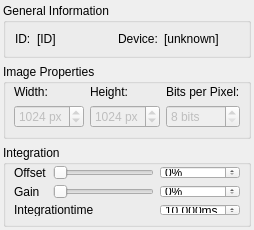
The window that MSMediaFoundation/dockWidgetMSMediaFoundation.ui (itom-project/plugins) describes before a commit, drawn with Qt 5.
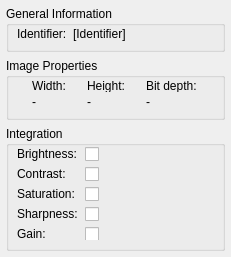
The same window after the commit. Custom widgets are drawn as their Qt base class.

Patch:
```diff
--- a/MSMediaFoundation/dockWidgetMSMediaFoundation.ui
+++ b/MSMediaFoundation/dockWidgetMSMediaFoundation.ui
@@ -7,7 +7,7 @@
     <x>0</x>
     <y>0</y>
     <width>231</width>
-    <height>230</height>
+    <height>257</height>
    </rect>
   </property>
   <property name="minimumSize">
@@ -19,66 +19,73 @@
   <property name="windowTitle">
    <string>Form</string>
   </property>
-  <layout class="QGridLayout" name="gridLayout_3">
+  <layout class="QVBoxLayout" name="verticalLayout">
    <property name="margin">
-    <number>3</number>
+    <number>6</number>
    </property>
-   <item row="0" column="0">
-    <widget class="QGroupBox" name="groupBox">
+   <item>
+    <widget class="QGroupBox" name="groupBox_4">
      <property name="sizePolicy">
-      <sizepolicy hsizetype="Expanding" vsizetype="Minimum">
+      <sizepolicy hsizetype="Preferred" vsizetype="Minimum">
        <horstretch>0</horstretch>
        <verstretch>0</verstretch>
       </sizepolicy>
      </property>
+     <property name="minimumSize">
+      <size>
+       <width>0</width>
+       <height>0</height>
+      </size>
+     </property>
+     <property name="maximumSize">
+      <size>
+       <width>16777215</width>
+       <height>16777215</height>
+      </size>
+     </property>
      <property name="title">
       <string>General Information</string>
      </property>
-     <layout class="QHBoxLayout" name="horizontalLayout">
-      <item>
-       <widget class="QLabel" name="label_2">
+     <layout class="QGridLayout" name="gridLayout_5">
+      <property name="leftMargin">
+       <number>8</number>
+      </property>
+      <property name="topMargin">
+       <number>1</number>
+      </property>
+      <property name="rightMargin">
+       <number>8</number>
+      </property>
+      <property name="bottomMargin">
+       <number>8</number>
+      </property>
+      <property name="verticalSpacing">
+       <number>3</number>
+      </property>
+      <item row="0" column="1">
+       <widget class="QLabel" name="ManufacturerLabel">
         <property name="text">
-         <string>ID:</string>
+         <string>[Identifier]</string>
         </property>
        </widget>
       </item>
-      <item>
-       <widget class="QLabel" name="lblID">
+      <item row="0" column="0">
+       <widget class="QLabel" name="label_6">
         <property name="sizePolicy">
-         <sizepolicy hsizetype="Expanding" vsizetype="Preferred">
+         <sizepolicy hsizetype="Maximum" vsizetype="Preferred">
           <horstretch>0</horstretch>
           <verstretch>0</verstretch>
          </sizepolicy>
         </property>
         <property name="text">
-         <string>[ID]</string>
-        </property>
-       </widget>
-      </item>
-      <item>
-       <widget class="QLabel" name="label">
-        <property name="text">
-         <string>Device:</string>
-        </property>
-       </widget>
-      </item>
-      <item>
-       <widget class="QLabel" name="lblDevice1">
-        <property name="sizePolicy">
-         <sizepolicy hsizetype="Expanding" vsizetype="Preferred">
-          <horstretch>0</horstretch>
-          <verstretch>0</verstretch>
-         </sizepolicy>
-        </property>
-        <property name="text">
-         <string>[unknown]</string>
+         <string>Identifier:</string>
         </property>
        </widget>
       </item>
      </layout>
     </widget>
    </item>
-   <item row="1" column="0">
+   <item>
     <widget class="QGroupBox" name="groupBox_2">
      <property name="sizePolicy">
       <sizepolicy hsizetype="Preferred" vsizetype="Preferred">
@@ -86,10 +93,16 @@
        <verstretch>0</verstretch>
       </sizepolicy>
      </property>
+     <property name="maximumSize">
+      <size>
+       <width>16777215</width>
+       <height>16777215</height>
+      </size>
+     </property>
      <property name="title">
       <string>Image Properties</string>
      </property>
-     <layout class="QGridLayout" name="gridLayout_2">
+     <layout class="QGridLayout" name="gridLayout">
       <property name="leftMargin">
        <number>8</number>
       </property>
@@ -102,8 +115,26 @@
       <property name="bottomMargin">
        <number>8</number>
       </property>
+      <property name="horizontalSpacing">
+       <number>6</number>
+      </property>
+      <property name="verticalSpacing">
+       <number>3</number>
+      </property>
       <item row="0" column="0">
        <widget class="QLabel" name="label_3">
+        <property name="sizePolicy">
+         <sizepolicy hsizetype="Maximum" vsizetype="Preferred">
+          <horstretch>0</horstretch>
+          <verstretch>0</verstretch>
+         </sizepolicy>
+        </property>
+        <property name="maximumSize">
+         <size>
+          <width>16777215</width>
+          <height>13</height>
+         </size>
+        </property>
         <property name="text">
          <string>Width:</string>
         </property>
@@ -111,84 +142,72 @@
       </item>
       <item row="0" column="1">
        <widget class="QLabel" name="label_4">
+        <property name="sizePolicy">
+         <sizepolicy hsizetype="Maximum" vsizetype="Preferred">
+          <horstretch>0</horstretch>
+          <verstretch>0</verstretch>
+         </sizepolicy>
+        </property>
+        <property name="maximumSize">
+         <size>
+          <width>16777215</width>
+          <height>13</height>
+         </size>
+        </property>
         <property name="text">
          <string>Height:</string>
         </property>
        </widget>
       </item>
       <item row="0" column="2">
-       <widget class="QLabel" name="label_5">
+       <widget class="QLabel" name="label_11">
+        <property name="sizePolicy">
+         <sizepolicy hsizetype="Maximum" vsizetype="Preferred">
+          <horstretch>0</horstretch>
+          <verstretch>0</verstretch>
+         </sizepolicy>
+        </property>
+        <property name="maximumSize">
+         <size>
+          <width>16777215</width>
+          <height>13</height>
+         </size>
+        </property>
         <property name="text">
-         <string>Bits per Pixel:</string>
+         <string>Bit depth:</string>
         </property>
        </widget>
       </item>
       <item row="1" column="0">
-       <widget class="QSpinBox" name="spinWidth">
-        <property name="enabled">
-         <bool>false</bool>
-        </property>
-        <property name="suffix">
-         <string> px</string>
-        </property>
-        <property name="minimum">
-         <number>1</number>
-        </property>
-        <property name="maximum">
-         <number>2048</number>
-        </property>
-        <property name="value">
-         <number>1024</number>
+       <widget class="QLabel" name="lblWidth">
+        <property name="text">
+         <string>-</string>
         </property>
        </widget>
       </item>
       <item row="1" column="1">
-       <widget class="QSpinBox" name="spinHeight">
-        <property name="enabled">
-         <bool>false</bool>
-        </property>
-        <property name="suffix">
-         <string> px</string>
-        </property>
-        <property name="minimum">
-         <number>1</number>
-        </property>
-        <property name="maximum">
-         <number>2048</number>
-        </property>
-        <property name="value">
-         <number>1024</number>
+       <widget class="QLabel" name="lblHeight">
+        <property name="text">
+         <string>-</string>
         </property>
        </widget>
       </item>
       <item row="1" column="2">
-       <widget class="QSpinBox" name="spinBpp">
-        <property name="enabled">
-         <bool>false</bool>
-        </property>
-        <property name="suffix">
-         <string> bits</string>
-        </property>
-        <property name="minimum">
-         <number>8</number>
-        </property>
-        <property name="maximum">
-         <number>64</number>
-        </property>
-        <property name="value">
-         <number>8</number>
+       <widget class="QLabel" name="lblBitDepth">
+        <property name="text">
+         <string>-</string>
         </property>
        </widget>
       </item>
      </layout>
     </widget>
    </item>
-   <item row="2" column="0">
+   <item>
     <widget class="QGroupBox" name="groupBox_3">
      <property name="title">
       <string>Integration</string>
      </property>
-     <layout class="QGridLayout" name="gridLayout_4">
+     <layout class="QGridLayout" name="gridLayout_2">
       <property name="leftMargin">
        <number>8</number>
       </property>
@@ -203,130 +222,107 @@
       </property>
       <item row="0" column="0">
        <widget class="QLabel" name="label_offset">
+        <property name="minimumSize">
+         <size>
+          <width>55</width>
+          <height>0</height>
+         </size>
+        </property>
         <property name="text">
-         <string>Offset</string>
+         <string>Brightness:</string>
         </property>
        </widget>
       </item>
       <item row="0" column="1">
-       <widget class="QSlider" name="horizontalSlider_offset">
-        <property name="maximum">
-         <number>100</number>
-        </property>
-        <property name="tracking">
-         <bool>false</bool>
-        </property>
-        <property name="orientation">
-         <enum>Qt::Horizontal</enum>
+       <widget class="QCheckBox" name="checkBox">
+        <property name="text">
+         <string/>
         </property>
        </widget>
       </item>
       <item row="0" column="2">
-       <widget class="QSpinBox" name="spinBox_offset">
-        <property name="suffix">
-         <string>%</string>
-        </property>
-        <property name="minimum">
-         <number>0</number>
-        </property>
-        <property name="maximum">
-         <number>100</number>
-        </property>
-       </widget>
+       <widget class="SliderWidget" name="sW_brightness"/>
       </item>
       <item row="1" column="0">
        <widget class="QLabel" name="label_gain">
         <property name="text">
-         <string>Gain</string>
+         <string>Contrast:</string>
         </property>
        </widget>
       </item>
       <item row="1" column="1">
-       <widget class="QSlider" name="horizontalSlider_gain">
-        <property name="maximum">
-         <number>100</number>
-        </property>
-        <property name="tracking">
-         <bool>false</bool>
-        </property>
-        <property name="orientation">
-         <enum>Qt::Horizontal</enum>
+       <widget class="QCheckBox" name="checkBox_2">
+        <property name="text">
+         <string/>
         </property>
        </widget>
       </item>
       <item row="1" column="2">
-       <widget class="QSpinBox" name="spinBox_gain">
-        <property name="suffix">
-         <string>%</string>
-        </property>
-        <property name="minimum">
-         <number>0</number>
-        </property>
-        <property name="maximum">
-         <number>100</number>
-        </property>
-       </widget>
+       <widget class="SliderWidget" name="sW_Contrast"/>
       </item>
-      <item row="2" column="0" colspan="2">
+      <item row="2" column="0">
        <widget class="QLabel" name="label_integration_time">
         <property name="text">
-         <string>Integrationtime</string>
+         <string>Saturation:</string>
+        </property>
+       </widget>
+      </item>
+      <item row="2" column="1">
+       <widget class="QCheckBox" name="checkBox_3">
+        <property name="text">
+         <string/>
         </property>
        </widget>
       </item>
       <item row="2" column="2">
-       <widget class="QDoubleSpinBox" name="doubleSpinBox_integration_time">
-        <property name="prefix">
+       <widget class="SliderWidget" name="sW_Saturation"/>
+      </item>
+      <item row="3" column="0">
+       <widget class="QLabel" name="label_integration_time_2">
+        <property name="text">
+         <string>Sharpness:</string>
+        </property>
+       </widget>
+      </item>
+      <item row="3" column="1">
+       <widget class="QCheckBox" name="checkBox_4">
+        <property name="text">
          <string/>
         </property>
-        <property name="suffix">
-         <string>ms</string>
+       </widget>
+      </item>
+      <item row="3" column="2">
+       <widget class="SliderWidget" name="sW_Sharpness"/>
+      </item>
+      <item row="4" column="0">
+       <widget class="QLabel" name="label_integration_time_3">
+        <property name="text">
+         <string>Gain:</string>
         </property>
-        <property name="decimals">
-         <number>3</number>
+       </widget>
+      </item>
+      <item row="4" column="1">
+       <widget class="QCheckBox" name="checkBox_5">
+        <property name="text">
+         <string/>
         </property>
-        <property name="minimum">
-         <double>0.005000000000000</double>
-        </property>
-        <property name="maximum">
-         <double>65.000000000000000</double>
-        </property>
-        <property name="singleStep">
-         <double>0.001000000000000</double>
-        </property>
-        <property name="value">
-         <double>10.000000000000000</double>
-        </property>
        </widget>
       </item>
+      <item row="4" column="2">
+       <widget class="SliderWidget" name="sW_Gain"/>
+      </item>
      </layout>
     </widget>
    </item>
-   <item row="3" column="0">
-    <spacer name="verticalSpacer">
-     <property name="orientation">
-      <enum>Qt::Vertical</enum>
-     </property>
-     <property name="sizeHint" stdset="0">
-      <size>
-       <width>20</width>
-       <height>40</height>
-      </size>
-     </property>
-    </spacer>
-   </item>
   </layout>
  </widget>
- <tabstops>
-  <tabstop>spinWidth</tabstop>
-  <tabstop>spinHeight</tabstop>
-  <tabstop>spinBpp</tabstop>
-  <tabstop>horizontalSlider_offset</tabstop>
-  <tabstop>spinBox_offset</tabstop>
-  <tabstop>horizontalSlider_gain</tabstop>
-  <tabstop>spinBox_gain</tabstop>
-  <tabstop>doubleSpinBox_integration_time</tabstop>
- </tabstops>
+ <customwidgets>
+  <customwidget>
+   <class>SliderWidget</class>
+   <extends>QWidget</extends>
+   <header>sliderWidget.h</header>
+  </customwidget>
+ </customwidgets>
  <resources/>
  <connections>
   <connection>
```
Left out of the diff: 67 changed lines with no effect on the pictures.
